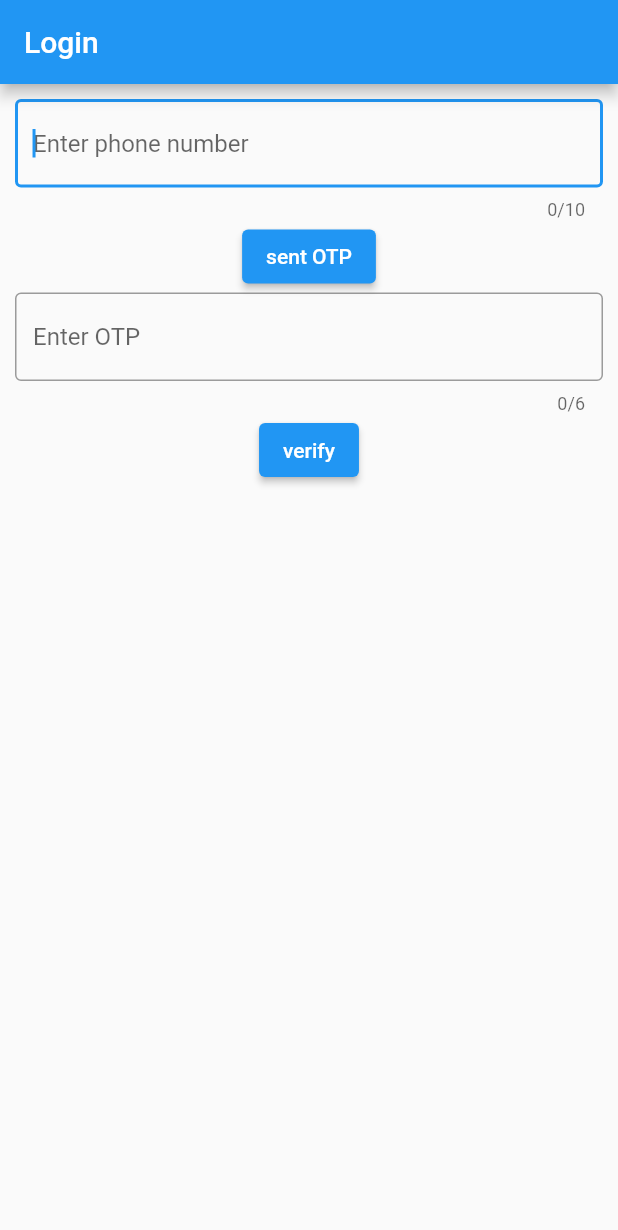
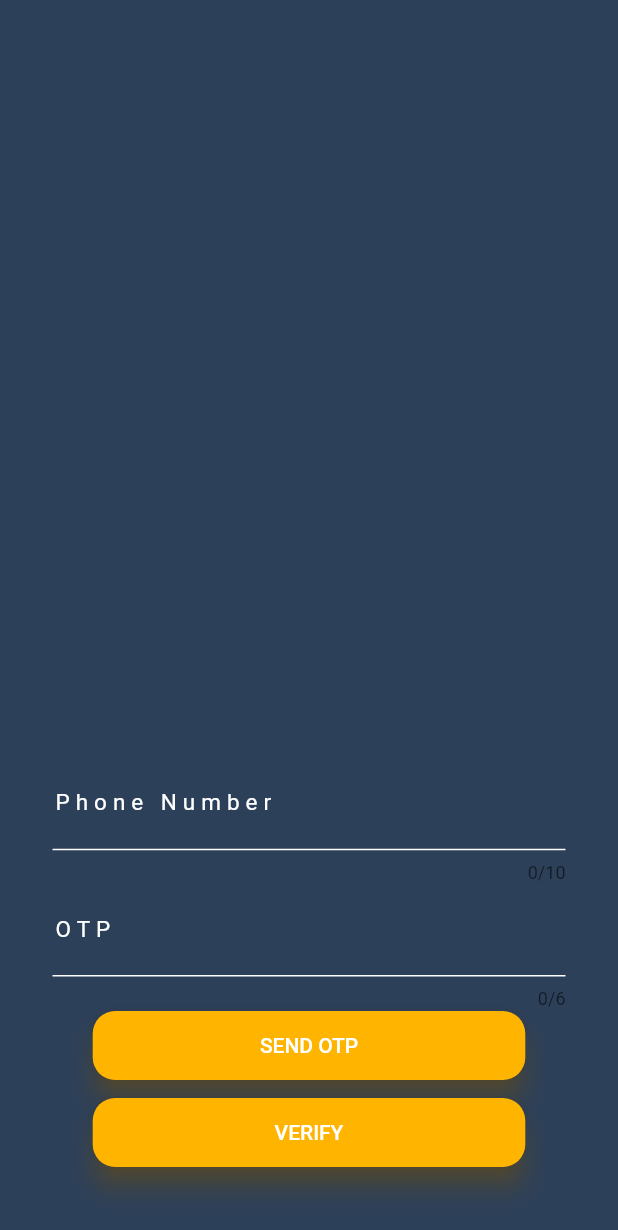
Before and after one commit to billion-yash/Money, a Flutter app: the screen it shows after launch, on a phone screen of 412 x 824 dp. Shown: the top 1230 px of the screen. Run offline on Flutter 3.47's test engine with Material 2 defaults, Android fonts, the light colour scheme and no system bars; our stand-ins replace cloud_firestore, date_format, firebase_auth, firebase_core, flutter_easyloading, flutter_spinkit; missing offline and left inert: cloud_firestore_web, firebase_auth_web, firebase_core_web; accounts and stored records are empty.

Commit message:
ui added

```diff
--- /dev/null
+++ b/lib/Design/mColors.dart
@@ -0,0 +1,14 @@
+import 'package:flutter/material.dart';
+
+// ignore: camel_case_types
+class mColors{
+  static const primaryColor          = Color(0xFF2d4059);
+  static const primaryLightColor     = Color(0xFF586b86);
+  static const primaryDarkColor      = Color(0xFF011a30);
+  static const secondaryColor        = Color(0xFFffb400);
+  static const secondaryLightColor   = Color(0xFFffe64c);
+  static const secondaryDarkColor    = Color(0xFFc68500);
+  static const primaryTextColor      = Color(0xFFffffff);
+  static const secondaryTextColor    = Color(0xFF000000);
+  static const maskColor    =           Color(0x44c68500);
+}
--- a/lib/Widgets/LoginPage/LoginPage.dart
+++ b/lib/Widgets/LoginPage/LoginPage.dart
@@ -1,9 +1,11 @@
 import 'package:firebase_auth/firebase_auth.dart';
+import 'package:flutter/material.dart';
 import 'package:flutter/foundation.dart';
-import 'package:flutter/material.dart';
 import 'package:flutter_easyloading/flutter_easyloading.dart';
+import 'package:flutter_spinkit/flutter_spinkit.dart';
+import 'package:money/Design/mColors.dart';
 
-class LoginPage extends StatefulWidget{
+class LoginPage extends StatefulWidget {
   @override
   State<StatefulWidget> createState() {
     return LoginPageState();
@@ -15,23 +17,28 @@ class LoginPageState extends State<LoginPage> {
   TextEditingController phoneNumber, otpController;
   String otp;
 
+
   void checkPhoneNumberAndSendOTP() {
-    EasyLoading.instance
-      ..indicatorType = EasyLoadingIndicatorType.fadingCube;
+    EasyLoading.instance..backgroundColor = mColors.maskColor..maskColor = mColors.maskColor;
     if (phoneNumber.text.length == 10) {
-      EasyLoading.show(status: 'Sending OTP...',);
+      EasyLoading.show(
+        status: 'Sending OTP...', maskType: EasyLoadingMaskType.custom ,
+        indicator: SpinKitFadingCube(color: mColors.secondaryColor,size: 50.0)
+      );
       sentOTP(phoneNumber.text);
-    }
-    else{
-      EasyLoading.showError('Enter Valid Number', );
+    } else {
+      EasyLoading.showError(
+        'Enter Valid Number',
+      );
     }
   }
 
   void verifyOTP() async {
-    if(verificationId == null || otpController.text == ""){
-      EasyLoading.showError('invalid OTP',);
-    }
-    else {
+    if (verificationId == null || otpController.text == "") {
+      EasyLoading.showError(
+        'invalid OTP',
+      );
+    } else {
       EasyLoading.show(
         status: 'Please Wait...',
       );
@@ -40,24 +47,24 @@ class LoginPageState extends State<LoginPage> {
 
       UserCredential user =
           await FirebaseAuth.instance.signInWithCredential(credential);
-      if(user!=null){
-        EasyLoading.showToast("Logged in successfully." , toastPosition: EasyLoadingToastPosition.bottom);
+      if (user != null) {
+        EasyLoading.showToast("Logged in successfully.",
+            toastPosition: EasyLoadingToastPosition.bottom);
         Navigator.pushReplacementNamed(context, '/home');
-      }else{
+      } else {
         EasyLoading.showError("Enter valid OTP");
       }
     }
   }
 
   Future<void> sentOTP(String phoneNumber) async {
-    if(!kIsWeb){
+    if (!kIsWeb) {
       await FirebaseAuth.instance.verifyPhoneNumber(
         phoneNumber: "+91" + phoneNumber,
-        verificationCompleted: (PhoneAuthCredential credential) {
-
-        },
+        verificationCompleted: (PhoneAuthCredential credential) {},
         verificationFailed: (FirebaseAuthException e) {
-          EasyLoading.showToast("something went wrong!" , toastPosition: EasyLoadingToastPosition.bottom);
+          EasyLoading.showToast("something went wrong!",
+              toastPosition: EasyLoadingToastPosition.bottom);
         },
         codeSent: (String verificationId, int resendToken) {
           EasyLoading.showSuccess('OTP sent!');
@@ -65,59 +72,102 @@ class LoginPageState extends State<LoginPage> {
         },
         codeAutoRetrievalTimeout: (String verificationId) {},
       );
-    }
-    else{
-      ConfirmationResult confirmationResult =  await FirebaseAuth.instance.signInWithPhoneNumber("+91" + phoneNumber);
-      if(confirmationResult.verificationId != null){
+    } else {
+      ConfirmationResult confirmationResult = await FirebaseAuth.instance
+          .signInWithPhoneNumber("+91" + phoneNumber);
+      if (confirmationResult.verificationId != null) {
         this.verificationId = confirmationResult.verificationId;
         EasyLoading.showSuccess('OTP sent!');
-      }
-      else{
-        EasyLoading.showToast("something went wrong!" , toastPosition: EasyLoadingToastPosition.bottom);
+      } else {
+        EasyLoading.showToast("something went wrong!",
+            toastPosition: EasyLoadingToastPosition.bottom);
       }
     }
   }
-
   @override
   Widget build(BuildContext context) {
+
     phoneNumber = TextEditingController();
     otpController = TextEditingController();
     return Scaffold(
-      appBar: AppBar(title: Text("Login"),),
-      body:  Container(
+        backgroundColor: mColors.primaryColor,
+        body: SafeArea(
+          child: Container(
               margin: EdgeInsets.all(10),
+              child: Container(
+                padding: EdgeInsets.all(25),
                 child: Column(
+                  mainAxisAlignment: MainAxisAlignment.end,
                   children: [
                     TextField(
+                      style: TextStyle(
+                        fontSize: 20,
+                        letterSpacing: 10,
+                        color: mColors.secondaryLightColor,
+                      ),
                       controller: phoneNumber,
                       keyboardType: TextInputType.number,
-                autofocus: true,
                       maxLength: 10,
+                      cursorColor: mColors.secondaryLightColor,
                       decoration: InputDecoration(
-                  border: OutlineInputBorder(),
-                  hintText: 'Enter phone number',
+                        labelText: 'Phone Number',
                       ),
                     ),
-              ElevatedButton(
-                onPressed: checkPhoneNumberAndSendOTP,
-                child: Text("sent OTP"),
+                    TextField(
+                      style: TextStyle(
+                        fontSize: 20,
+                        letterSpacing: 10,
+
+                        color: mColors.secondaryLightColor,
                       ),
-              TextField(
                       controller: otpController,
-                autofocus: true,
                       maxLength: 6,
                       keyboardType: TextInputType.number,
+                      cursorColor: mColors.secondaryLightColor,
                       decoration: InputDecoration(
-                  border: OutlineInputBorder(),
-                  hintText: 'Enter OTP',
+                        labelText: 'OTP',
                       ),
                     ),
-              ElevatedButton(
+                    Container(
+                      width: MediaQuery.of(context).size.width*0.7,
+                      child: ElevatedButton(
+                        style:  ButtonStyle(
+                            shadowColor: MaterialStateProperty.all<Color>(mColors.secondaryDarkColor),
+                            elevation: MaterialStateProperty.all<double>(7),
+                            padding: MaterialStateProperty.all<EdgeInsetsGeometry>(EdgeInsets.all(15)),
+                            backgroundColor: MaterialStateProperty.all<Color>(mColors.secondaryColor),
+                            shape: MaterialStateProperty.all<RoundedRectangleBorder>(
+                                RoundedRectangleBorder(
+                                    borderRadius: BorderRadius.circular(15.0),
+                                )
+                            )
+                        ),
+                        onPressed: checkPhoneNumberAndSendOTP,
+                        child: Text("SEND OTP"),
+                      ),
+                    ),
+                    Container(
+                      margin: EdgeInsets.all(10),
+                      width: MediaQuery.of(context).size.width*0.7,
+                      child: ElevatedButton(
+                        style:  ButtonStyle(
+                            elevation: MaterialStateProperty.all<double>(7),
+                            shadowColor: MaterialStateProperty.all<Color>(mColors.secondaryDarkColor),
+                            padding: MaterialStateProperty.all<EdgeInsetsGeometry>(EdgeInsets.all(15)),
+                            backgroundColor: MaterialStateProperty.all<Color>(mColors.secondaryColor),
+                            shape: MaterialStateProperty.all<RoundedRectangleBorder>(
+                                RoundedRectangleBorder(
+                                  borderRadius: BorderRadius.circular(15.0),
+                                )
+                            )
+                        ),
                         onPressed: verifyOTP,
-                child: Text("verify"),
+                        child: Text("VERIFY"),
                       ),
+                    )
                   ],
-          ))
-    );
+                ),
+              )),
+        ));
   }
 }
--- a/lib/main.dart
+++ b/lib/main.dart
@@ -1,8 +1,6 @@
-import 'package:firebase_auth/firebase_auth.dart';
-import 'package:firebase_core/firebase_core.dart';
-import 'package:flutter/foundation.dart';
 import 'package:flutter/material.dart';
 import 'package:flutter_easyloading/flutter_easyloading.dart';
+import 'package:money/Design/mColors.dart';
 import 'package:money/LoadingScreen.dart';
 import 'package:money/Widgets/SummaryPage/showHistory.dart';
 
@@ -26,17 +24,25 @@ class MainClass extends StatefulWidget {
 class MainState extends State<MainClass> {
   @override
   Widget build(BuildContext context) {
+
     return MaterialApp(
-        builder:EasyLoading.init(),
-        routes: {
-          '/' : (context) => LoadingScreen(),
-          '/loginPage' : (context) => LoginPage(),
-          '/home' : (context) => MainClassWidget(),
-          '/home/year' : (context) => Year(),
-          '/home/year/month' : (context) => Month(),
-          '/home/year/month/history' : (context) => ShowHistory(),
-        },
-        initialRoute: '/',
-      );
+      theme: ThemeData(
+          inputDecorationTheme: InputDecorationTheme(
+              labelStyle: TextStyle(color: mColors.primaryTextColor , fontSize: 15 , letterSpacing: 4),
+              focusedBorder: UnderlineInputBorder(
+                  borderSide: BorderSide(color: mColors.secondaryLightColor)) , enabledBorder: UnderlineInputBorder( borderSide: BorderSide(color: mColors.primaryTextColor)))),
+
+
+      builder: EasyLoading.init(),
+      routes: {
+        '/': (context) => LoadingScreen(),
+        '/loginPage': (context) => LoginPage(),
+        '/home': (context) => MainClassWidget(),
+        '/home/year': (context) => Year(),
+        '/home/year/month': (context) => Month(),
+        '/home/year/month/history': (context) => ShowHistory(),
+      },
+      initialRoute: '/',
+    );
   }
 }
--- a/pubspec.yaml
+++ b/pubspec.yaml
@@ -23,7 +23,6 @@ environment:
 dependencies:
   flutter:
     sdk: flutter
-
   firebase_core: ^1.0.3
   firebase_auth: ^1.1.0
   cloud_firestore: ^1.0.4
@@ -34,8 +33,6 @@ dependencies:
 dev_dependencies:
   flutter_test:
     sdk: flutter
-
-
 # For information on the generic Dart part of this file, see the
 # following page: https://dart.dev/tools/pub/pubspec
 # The following section is specific to Flutter.
@@ -72,6 +69,8 @@ flutter:
   #
   # For details regarding fonts from package dependencies,
   # see https://flutter.dev/custom-fonts/#from-packages
+  assets:
+    - assets/icon/
 flutter_native_splash:
   color: "42a5f5"
   android_disable_fullscreen: true
```
Also changed, not shown: lib/LoadingScreen.dart (+38 -9 lines), assets/icon/appicon.png (added). Lines whose indentation alone changed are shown as unchanged.
